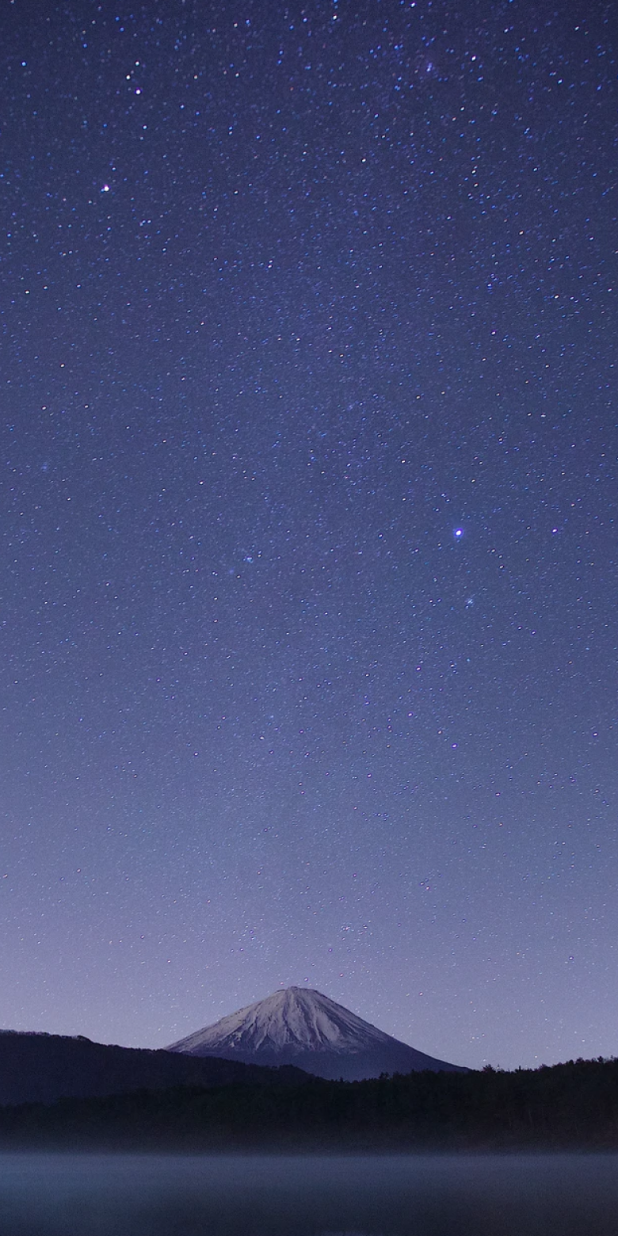
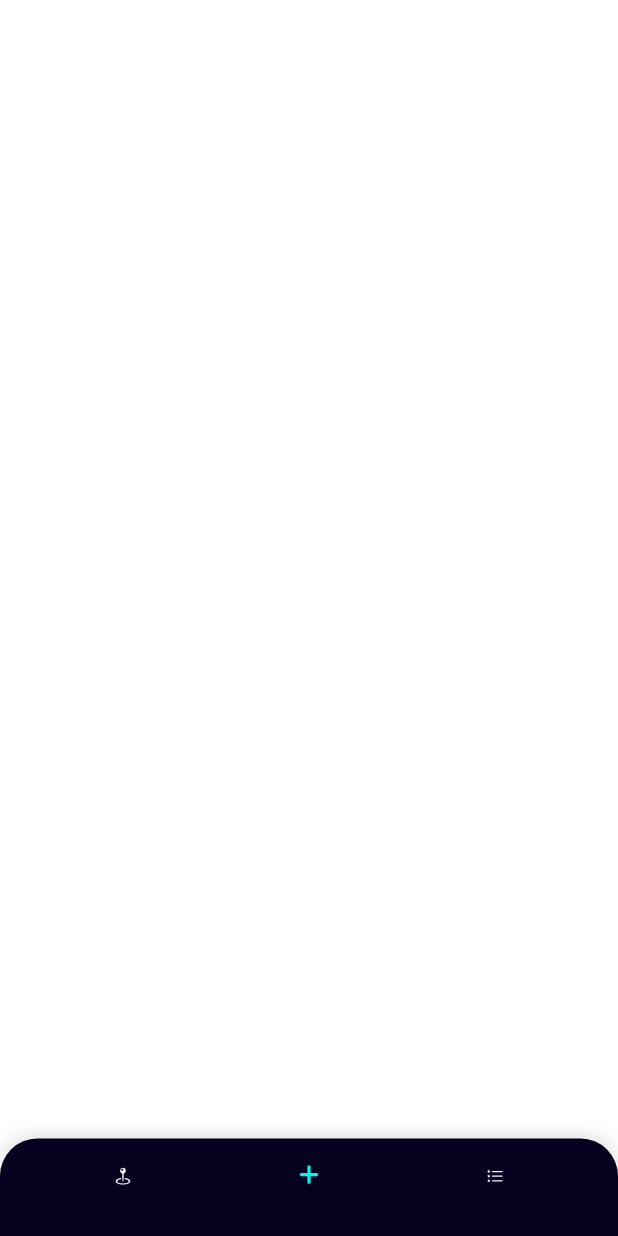
Before and after one commit to ghazalefathi/todo_application, a Flutter app: the screen it shows after launch, on a phone screen of 412 x 824 dp. Run offline on Flutter 3.47's test engine with Material 3 defaults, Android fonts, the phone set to English and light mode, and no system bars; our stand-ins replace audioplayers, cached_network_image, dropdown_button2, flutter_svg, get, pinput and 3 more.

Commit message:
fix bugs

```diff
--- a/lib/core/app_colors.dart
+++ b/lib/core/app_colors.dart
@@ -1,7 +1,6 @@
 import 'package:flutter/material.dart';
 
 class AppColors {
-
   static Color get primary => Color.fromRGBO(1, 17, 61, 1);
   static Color get secondary => Color(0xff344FA1);
 
@@ -25,4 +24,5 @@ class AppColors {
   static Color get deleteAccount => Color(0xffFA9C93);
   static Color get border => Color(0xffF6F3FF);
 
+  static Color get labelDarkSecondary => Color(0xffEBEBF5);
 }
--- a/lib/core/assets.dart
+++ b/lib/core/assets.dart
@@ -10,6 +10,7 @@ class Assets {
   //! png
 
   static  String get bgHome  => '$img/bg_home.png';
+  static  String get imgHome  => '$img/img_home.png';
   //! gif
 
   //! svg
@@ -26,10 +27,10 @@ class Assets {
     BottomNavEnum bottomNav,
   ) =>
       switch (bottomNav) {
-        BottomNavEnum.profile => '$svg/ic_profile.svg',
-        BottomNavEnum.shop => '$svg/ic_store.svg',
-        BottomNavEnum.home => '',
-        BottomNavEnum.earn => '$svg/ic_earn.svg',
-        BottomNavEnum.friends => '$svg/ic_friends.svg'
+
+        BottomNavEnum.home => '$svg/ic_add.svg',
+        BottomNavEnum.menu => '$svg/ic_menu.svg',
+        BottomNavEnum.location => '$svg/ic_location.svg',
+
       };
 }
--- a/lib/core/bindings.dart
+++ b/lib/core/bindings.dart
@@ -1,8 +1,9 @@
 import 'package:get/get.dart';
+import 'package:todo_application/controller/main_controller.dart';
 
 class MyBindings extends Bindings {
   @override
   void dependencies() {
-   ;
+   Get.put(MainController());
   }
 }
--- a/lib/core/enum.dart
+++ b/lib/core/enum.dart
@@ -1,21 +1,8 @@
-enum LanguageEnum { persian, english }
-
-enum CheckingUsernameEnum { none, checking, ok, error }
-
-enum TaskStepEnum { none, loading, claim, done }
 
 enum BottomNavEnum {
-  earn,
-  friends,
+  location,
   home,
-  shop,
-  profile,
+  menu,
 }
 
 enum FontType { bold, medium, regular, semiBold, bungeeRegular }
-
-enum GenderEnum { male, famale, others, none }
-
-enum TransactionStatusEnum { finish, pending, reject }
-
-enum SupportStatusEnum { pennding, closed }
--- a/lib/routes/routes.dart
+++ b/lib/routes/routes.dart
@@ -3,8 +3,9 @@ import 'package:todo_application/screens/auth/forget_password_screen.dart';
 import 'package:todo_application/screens/auth/login_screen.dart';
 import 'package:todo_application/screens/auth/onbording_screen.dart';
 import 'package:todo_application/screens/auth/register_screen.dart';
-import 'package:todo_application/screens/home_screen.dart';
-import '../screens/splash_screen.dart';
+import 'package:todo_application/screens/main/home/home_screen.dart';
+import 'package:todo_application/screens/main/main_screen.dart';
+import '../screens/splash/splash_screen.dart';
 
 class Routes {
   static String get splash => '/splash';
@@ -13,10 +14,11 @@ class Routes {
   static String get register => '/register';
   static String get onbording => '/onbording';
   static String get home => '/home';
+  static String get main => '/main';
 
 
   //! Default Screen
-  static String defaultScreen() => home;
+  static String defaultScreen() => main;
   //! End Default Screen
 
   static List<GetPage> get page => [
@@ -26,6 +28,7 @@ class Routes {
         GetPage(name: forgetPassword, page: () => const ForgetPasswordScreen()),
         GetPage(name: onbording, page: () => const OnbordingScreen()),
         GetPage(name: home, page: () => const HomeScreen()),
+        GetPage(name: main, page: () => const MainScreen()),
 
       ];
 }
--- a/lib/screens/home_screen.dart
+++ /dev/null
@@ -1,20 +0,0 @@
-import 'package:flutter/material.dart';
-import 'package:todo_application/core/assets.dart';
-
-class HomeScreen extends StatelessWidget {
-  const HomeScreen({super.key});
-
-  @override
-  Widget build(BuildContext context) {
-    return Scaffold(
-        body: Stack(
-      children: [
-        Positioned.fill(
-            child: Image.asset(
-          Assets.bgHome,
-          fit: BoxFit.cover,
-        ))
-      ],
-    ));
-  }
-}
--- /dev/null
+++ b/lib/screens/main/main_screen.dart
@@ -0,0 +1,59 @@
+import 'package:flutter/material.dart';
+import 'package:get/get.dart';
+import 'package:todo_application/controller/main_controller.dart';
+import '../../../core/app_colors.dart';
+import '../../widgets/public/bottom_nav.dart';
+
+class MainScreen extends StatefulWidget {
+  const MainScreen({super.key});
+
+  @override
+  State<MainScreen> createState() => _MainScreenState();
+}
+
+class _MainScreenState extends State<MainScreen> with TickerProviderStateMixin {
+  final mainController = Get.find<MainController>();
+
+  @override
+  void initState() {
+    mainController.animationController = AnimationController(
+        vsync: this,
+        duration: Duration(milliseconds: 200),
+        reverseDuration: Duration(milliseconds: 200));
+    mainController.blurAnimationController = Tween<double>(begin: 0, end: 10)
+        .animate(mainController.animationController);
+    super.initState();
+  }
+
+  @override
+  Widget build(BuildContext context) {
+    return Scaffold(
+        backgroundColor: AppColors.transparent,
+        extendBody: true,
+        bottomNavigationBar: BottomNavWidget(),
+        body: Stack(children: [
+          GetBuilder<MainController>(
+              id: 'bottomNav',
+              builder: (controller) {
+                return Positioned.fill(
+                    child: SafeArea(
+                        child: AnimatedBuilder(
+                            animation: controller.animationController,
+                            builder: (context, child) {
+                              return SizedBox.expand(
+                                  child: Stack(children: [
+                                Positioned.fill(
+                                    child: Opacity(
+                                        opacity: (1 -
+                                            controller
+                                                .animationController.value),
+                                        child: SizedBox.expand(
+                                            child: IndexedScreens(
+                                                index: controller.mainBottomNav
+                                                    .value.index))))
+                              ]));
+                            })));
+              })
+        ]));
+  }
+}
--- /dev/null
+++ b/lib/widgets/public/bottom_nav.dart
@@ -0,0 +1,114 @@
+import 'package:flutter/material.dart';
+import 'package:get/get.dart';
+import 'package:todo_application/core/app_colors.dart';
+import 'package:todo_application/core/enum.dart';
+import 'package:todo_application/core/extentions.dart';
+import 'package:flutter_svg/svg.dart';
+import 'package:todo_application/controller/main_controller.dart';
+import '../../core/assets.dart';
+import '../../widgets/public/my_text_button.dart';
+
+class BottomNavWidget extends StatefulWidget {
+  const BottomNavWidget({super.key});
+
+  @override
+  State<BottomNavWidget> createState() => BottomNavWidgetState();
+}
+
+class BottomNavWidgetState extends State<BottomNavWidget> {
+  final controller = Get.find<MainController>();
+  @override
+  Widget build(BuildContext context) {
+    return Directionality(
+      textDirection: TextDirection.ltr,
+      child: Container(
+          height: 65 + context.bottomSafeArea,
+          padding: EdgeInsets.only(
+              left: 20, right: 20, bottom: context.bottomSafeArea, top: 5),
+          width: context.appWidth,
+          margin: EdgeInsets.only(top: 5),
+          decoration: BoxDecoration(
+            boxShadow: [
+              BoxShadow(
+                  blurRadius: 10,
+                  spreadRadius: .5,
+                  color: AppColors.black.withValues(alpha: .15),
+                  offset: Offset(0, 0))
+            ],
+            borderRadius: BorderRadius.only(
+                topLeft: Radius.circular(25), topRight: Radius.circular(25)),
+            color: Color.fromARGB(255, 6, 1, 31),
+          ),
+          child: GetBuilder<MainController>(
+              init: MainController(),
+              initState: (_) {},
+              id: 'bottomNav',
+              builder: (_) {
+                return Row(
+                    children:
+                        List.generate(BottomNavEnum.values.length, (index) {
+                  // if (BottomNavEnum.values[index] == BottomNavEnum.home) {
+                  //   return MyTextButton(
+                  //       bgColor: AppColors.transparent,
+                  //       width: 60,
+                  //       height: 60,
+                  //       onTap: () => controller.changeScreen(
+                  //           bottomNav: BottomNavEnum.values[index]),
+                  //       child: SizedBox.square(
+                  //           dimension: 60,
+                  //           child: Image.asset(Assets.)));
+                  // }
+                  bool isActive = controller.mainBottomNav.value ==
+                      BottomNavEnum.values[index];
+                  return Expanded(
+                      child: GestureDetector(
+                          onTap: () => controller.changeScreen(
+                              bottomNav: BottomNavEnum.values[index]),
+                          child: AnimatedScale(
+                              duration: Duration(milliseconds: 200),
+                              scale: isActive ? 1.1 : 1,
+                              child:
+                                  Stack(alignment: Alignment.center, children: [
+                                Positioned.fill(
+                                    top: -20,
+                                    child: MyTextButton(
+                                        bgColor: AppColors.transparent,
+                                        onTap: () {
+                                          controller.changeScreen(
+                                              bottomNav:
+                                                  BottomNavEnum.values[index]);
+                                        },
+                                        padding: EdgeInsets.zero,
+                                        child: SvgPicture.asset(
+                                            width: 21,
+                                            height: 21,
+                                            Assets.bottomNavIcons(
+                                              BottomNavEnum.values[index],
+                                            ),
+                                            colorFilter: ColorFilter.mode(
+                                                isActive
+                                                    ? AppColors.blue
+                                                    : AppColors.white,
+                                                BlendMode.srcIn)))),
+                              ]))));
+                }));
+              })),
+    );
+  }
+}
+
+
+class IndexedScreens extends StatefulWidget {
+  const IndexedScreens({super.key, required this.index});
+  final int index;
+
+  @override
+  State<IndexedScreens> createState() => IndexedScreensState();
+}
+
+class IndexedScreensState extends State<IndexedScreens> {
+  @override
+  Widget build(BuildContext context) {
+    return IndexedStack(index: widget.index, children: [SizedBox(),SizedBox(),SizedBox()]);
+  }
+}
```
Also changed, not shown: lib/controller/main_controller.dart (added, +34 -0 lines), lib/core/strings.dart (+1 -16 lines), lib/screens/main/home/home_screen.dart (added, +52 -0 lines), assets/images/img_home.png (added), assets/svgs/ic_add.svg (added), assets/svgs/ic_location.svg (added), assets/svgs/ic_menu.svg (added), lib/screens/splash/splash_screen.dart (renamed from lib/screens/splash_screen.dart).
